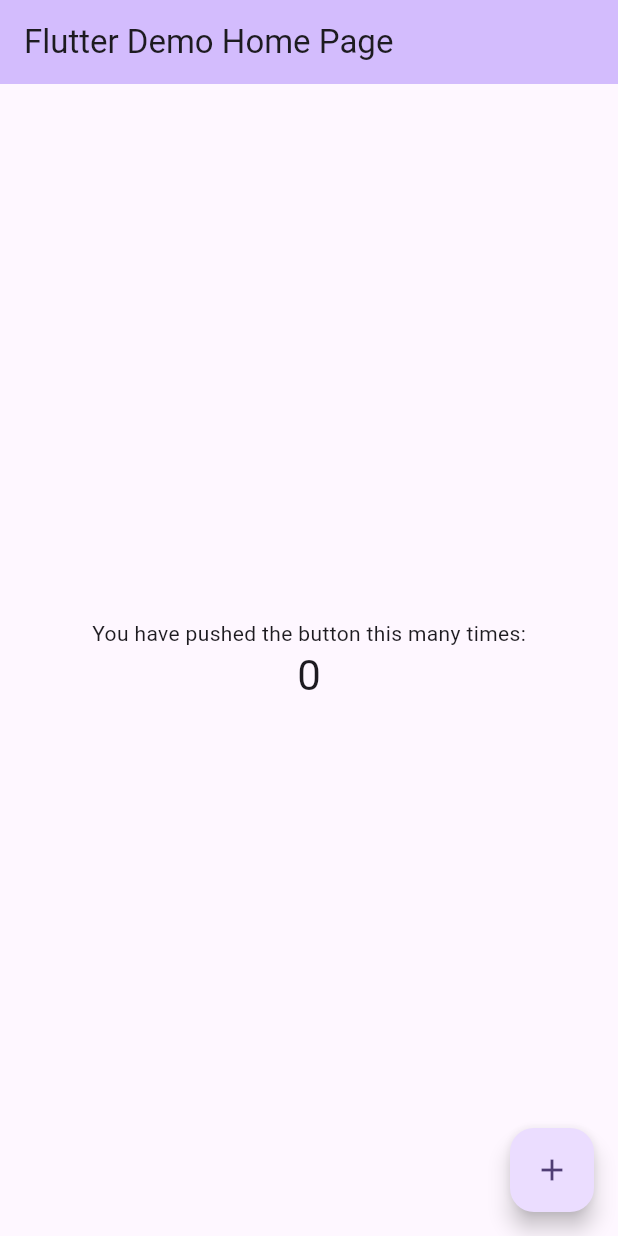
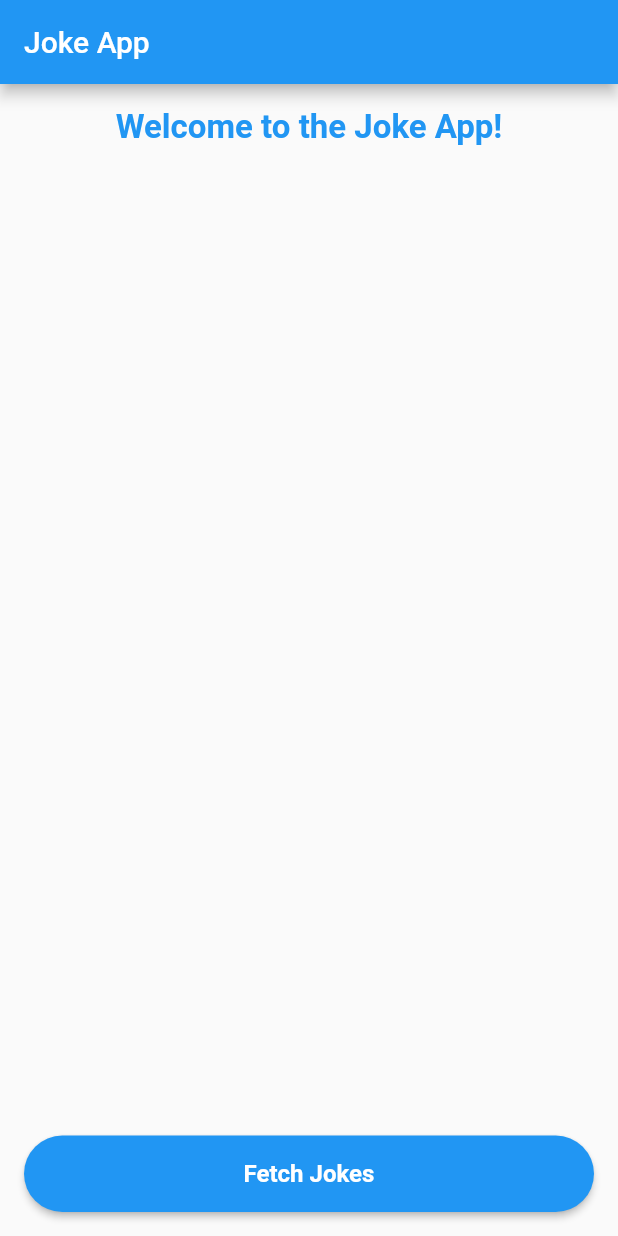
Before and after one commit to KalpaWishwajith/Jokes-App---Flutter-Application, a Flutter app: the screen it shows after launch, on a phone screen of 412 x 824 dp. Run offline on Flutter 3.47's test engine with Material 2 defaults, Android fonts, the phone set to English and light mode, and no system bars; our stand-ins replace dio.

Commit message:
Refactor app structure and integrate joke fetching functionality

```diff
--- /dev/null
+++ b/lib/joke_service.dart
@@ -0,0 +1,21 @@
+import 'package:dio/dio.dart';
+
+class JokeService {
+  final Dio _dio = Dio();
+
+  Future<List<dynamic>> fetchJokes() async {
+    try {
+      final response = await _dio.get(
+        'https://v2.jokeapi.dev/joke/Any?amount=3',
+      );
+
+      if (response.statusCode == 200 && response.data != null) {
+        return response.data['jokes'];
+      } else {
+        throw Exception('Failed to load jokes');
+      }
+    } catch (e) {
+      throw Exception('Error fetching jokes: $e');
+    }
+  }
+}
--- a/lib/main.dart
+++ b/lib/main.dart
@@ -1,125 +1,125 @@
 import 'package:flutter/material.dart';
+import 'joke_service.dart';
 
 void main() {
-  runApp(const MyApp());
+  runApp(const JokeApp());
 }
 
-class MyApp extends StatelessWidget {
-  const MyApp({super.key});
+class JokeApp extends StatelessWidget {
+  const JokeApp({Key? key}) : super(key: key);
 
-  // This widget is the root of your application.
   @override
   Widget build(BuildContext context) {
     return MaterialApp(
-      title: 'Flutter Demo',
+      debugShowCheckedModeBanner: false,
+      title: 'Joke App',
       theme: ThemeData(
-        // This is the theme of your application.
-        //
-        // TRY THIS: Try running your application with "flutter run". You'll see
-        // the application has a blue toolbar. Then, without quitting the app,
-        // try changing the seedColor in the colorScheme below to Colors.green
-        // and then invoke "hot reload" (save your changes or press the "hot
-        // reload" button in a Flutter-supported IDE, or press "r" if you used
-        // the command line to start the app).
-        //
-        // Notice that the counter didn't reset back to zero; the application
-        // state is not lost during the reload. To reset the state, use hot
-        // restart instead.
-        //
-        // This works for code too, not just values: Most code changes can be
-        // tested with just a hot reload.
-        colorScheme: ColorScheme.fromSeed(seedColor: Colors.deepPurple),
-        useMaterial3: true,
+        primarySwatch: Colors.blue,
       ),
-      home: const MyHomePage(title: 'Flutter Demo Home Page'),
+      home: const MyHomePage(title: 'Joke App'),
     );
   }
 }
 
 class MyHomePage extends StatefulWidget {
-  const MyHomePage({super.key, required this.title});
-
-  // This widget is the home page of your application. It is stateful, meaning
-  // that it has a State object (defined below) that contains fields that affect
-  // how it looks.
-
-  // This class is the configuration for the state. It holds the values (in this
-  // case the title) provided by the parent (in this case the App widget) and
-  // used by the build method of the State. Fields in a Widget subclass are
-  // always marked "final".
-
   final String title;
 
+  const MyHomePage({Key? key, required this.title}) : super(key: key);
+
   @override
-  State<MyHomePage> createState() => _MyHomePageState();
+  // ignore: library_private_types_in_public_api
+  _MyHomePageState createState() => _MyHomePageState();
 }
 
 class _MyHomePageState extends State<MyHomePage> {
-  int _counter = 0;
+  final JokeService _jokeService = JokeService();
+  List<dynamic> _jokes = [];
+  bool _isLoading = false;
 
-  void _incrementCounter() {
+  Future<void> fetchJokes() async {
     setState(() {
-      // This call to setState tells the Flutter framework that something has
-      // changed in this State, which causes it to rerun the build method below
-      // so that the display can reflect the updated values. If we changed
-      // _counter without calling setState(), then the build method would not be
-      // called again, and so nothing would appear to happen.
-      _counter++;
+      _isLoading = true;
     });
+
+    try {
+      final jokes = await _jokeService.fetchJokes();
+      setState(() {
+        _jokes = jokes;
+      });
+    } catch (error) {
+      ScaffoldMessenger.of(context).showSnackBar(
+        SnackBar(content: Text('Failed to fetch jokes: $error')),
+      );
+    } finally {
+      setState(() {
+        _isLoading = false;
+      });
+    }
   }
 
   @override
   Widget build(BuildContext context) {
-    // This method is rerun every time setState is called, for instance as done
-    // by the _incrementCounter method above.
-    //
-    // The Flutter framework has been optimized to make rerunning build methods
-    // fast, so that you can just rebuild anything that needs updating rather
-    // than having to individually change instances of widgets.
     return Scaffold(
       appBar: AppBar(
-        // TRY THIS: Try changing the color here to a specific color (to
-        // Colors.amber, perhaps?) and trigger a hot reload to see the AppBar
-        // change color while the other colors stay the same.
-        backgroundColor: Theme.of(context).colorScheme.inversePrimary,
-        // Here we take the value from the MyHomePage object that was created by
-        // the App.build method, and use it to set our appbar title.
         title: Text(widget.title),
       ),
-      body: Center(
-        // Center is a layout widget. It takes a single child and positions it
-        // in the middle of the parent.
+      body: Padding(
+        padding: const EdgeInsets.all(16.0),
         child: Column(
-          // Column is also a layout widget. It takes a list of children and
-          // arranges them vertically. By default, it sizes itself to fit its
-          // children horizontally, and tries to be as tall as its parent.
-          //
-          // Column has various properties to control how it sizes itself and
-          // how it positions its children. Here we use mainAxisAlignment to
-          // center the children vertically; the main axis here is the vertical
-          // axis because Columns are vertical (the cross axis would be
-          // horizontal).
-          //
-          // TRY THIS: Invoke "debug painting" (choose the "Toggle Debug Paint"
-          // action in the IDE, or press "p" in the console), to see the
-          // wireframe for each widget.
-          mainAxisAlignment: MainAxisAlignment.center,
-          children: <Widget>[
+          crossAxisAlignment: CrossAxisAlignment.stretch,
+          children: [
             const Text(
-              'You have pushed the button this many times:',
+              'Welcome to the Joke App!',
+              style: TextStyle(
+                  color: Colors.blue,
+                  fontSize: 22,
+                  fontWeight: FontWeight.bold),
+              textAlign: TextAlign.center,
             ),
-            Text(
-              '$_counter',
-              style: Theme.of(context).textTheme.headlineMedium,
+            const SizedBox(height: 16),
+            Expanded(
+              child: ListView.builder(
+                itemCount: _jokes.length,
+                itemBuilder: (context, index) {
+                  final joke = _jokes[index];
+                  return SizedBox(
+                    width: double.infinity,
+                    child: Card(
+                      color: Colors.grey[200],
+                      margin: const EdgeInsets.symmetric(vertical: 8),
+                      child: Padding(
+                        padding: const EdgeInsets.all(16.0),
+                        child: Text(
+                          joke['setup'] != null
+                              ? '${joke['setup']} - ${joke['delivery']}'
+                              : joke['joke'] ?? 'No joke',
+                          style: const TextStyle(fontSize: 16),
+                        ),
+                      ),
+                    ),
+                  );
+                },
+              ),
+            ),
+            ElevatedButton(
+              onPressed: _isLoading ? null : fetchJokes,
+              style: ElevatedButton.styleFrom(
+                padding: const EdgeInsets.symmetric(vertical: 16),
+                shape: RoundedRectangleBorder(
+                  borderRadius: BorderRadius.circular(30),
+                ),
+              ),
+              child: _isLoading
+                  ? const CircularProgressIndicator(color: Colors.white)
+                  : const Text(
+                      'Fetch Jokes',
+                      style:
+                          TextStyle(fontWeight: FontWeight.bold, fontSize: 16),
+                    ),
             ),
           ],
         ),
       ),
-      floatingActionButton: FloatingActionButton(
-        onPressed: _incrementCounter,
-        tooltip: 'Increment',
-        child: const Icon(Icons.add),
-      ), // This trailing comma makes auto-formatting nicer for build methods.
     );
   }
 }
```
Also changed, not shown: pubspec.yaml (+3 -4 lines), pubspec.lock.
